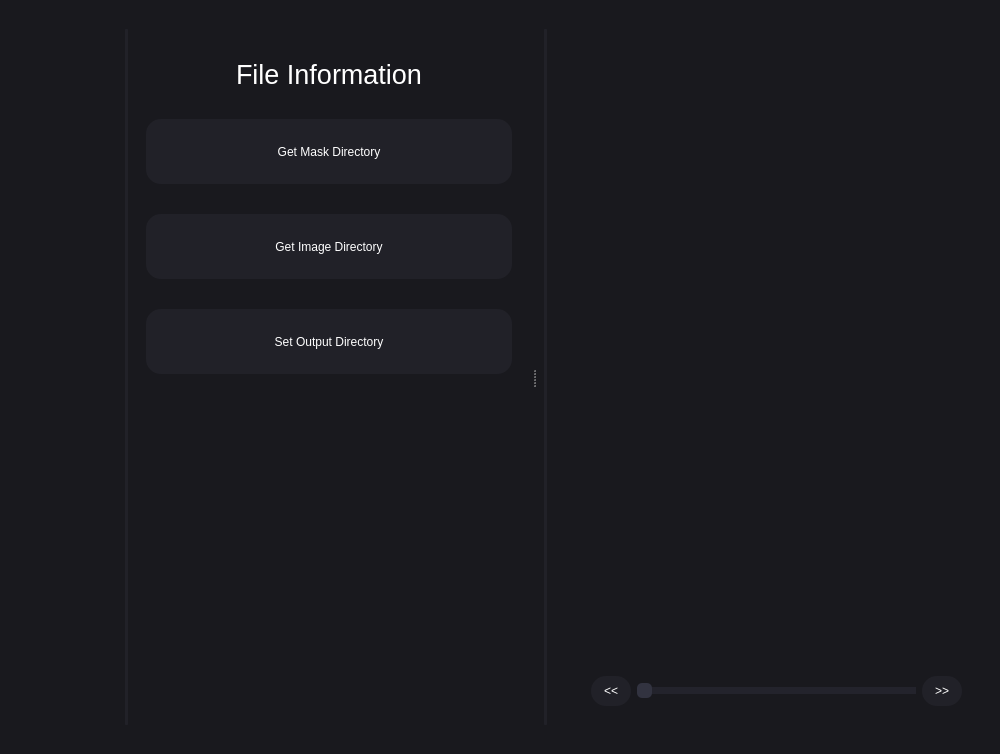
First picture: the form in Assets/mainwindow.ui, repository 0vlll/noscope, before the edit.
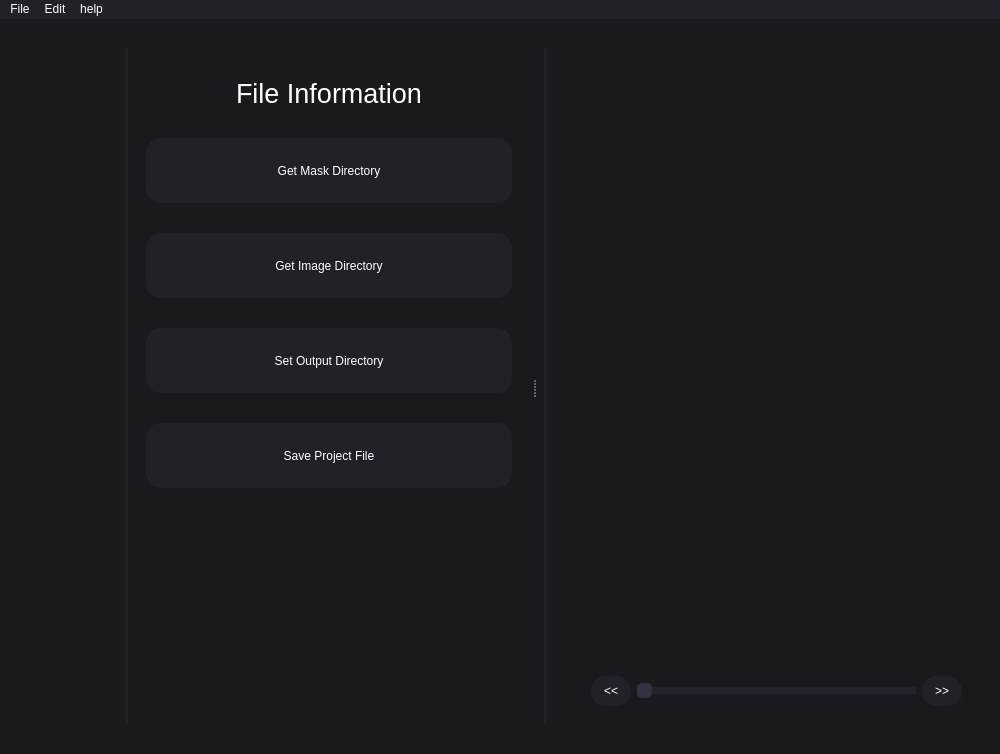
Second picture: the form after the edit. The open tabs and pages were chosen to show the change. Icons and pictures are not drawn.

Commit message: Added menubar, created project class

The edit to the form file:
```diff
--- a/Assets/mainwindow.ui
+++ b/Assets/mainwindow.ui
@@ -302,8 +302,8 @@
             <rect>
              <x>0</x>
              <y>0</y>
-             <width>387</width>
-             <height>690</height>
+             <width>372</width>
+             <height>681</height>
             </rect>
            </property>
            <property name="sizePolicy">
@@ -511,6 +511,33 @@
                      </property>
                     </widget>
                    </item>
+                   <item>
+                    <widget class="QPushButton" name="save_project_button">
+                     <property name="minimumSize">
+                      <size>
+                       <width>0</width>
+                       <height>65</height>
+                      </size>
+                     </property>
+                     <property name="styleSheet">
+                      <string notr="true">QPushButton{
+	border: none;
+	background-color: rgb(33,33, 40);
+	color:white;
+	border-radius: 15px;
+}
+QPushButton:hover{
+	background-color: rgb(37, 37, 46);
+}
+QPushButton:pressed{
+	background-color: rgb(47, 48, 60);
+}</string>
+                     </property>
+                     <property name="text">
+                      <string>Save Project File</string>
+                     </property>
+                    </widget>
+                   </item>
                   </layout>
                  </widget>
                 </item>
@@ -1416,6 +1443,57 @@
     </item>
    </layout>
   </widget>
+  <widget class="QMenuBar" name="menuBar">
+   <property name="geometry">
+    <rect>
+     <x>0</x>
+     <y>0</y>
+     <width>1000</width>
+     <height>21</height>
+    </rect>
+   </property>
+   <property name="focusPolicy">
+    <enum>Qt::NoFocus</enum>
+   </property>
+   <property name="styleSheet">
+    <string notr="true">QMenuBar{
+	border: none;
+	background-color: rgb(33,33, 40);
+	color:white;
+	border-radius: 15px;
+}
+QMenuBar:item:hover{
+	background-color: rgb(37, 37, 46);
+}
+QMenuBar:item:pressed{
+	background-color: rgb(47, 48, 60);
+}</string>
+   </property>
+   <property name="nativeMenuBar">
+    <bool>false</bool>
+   </property>
+   <widget class="QMenu" name="menuFile">
+    <property name="styleSheet">
+     <string notr="true"/>
+    </property>
+    <property name="title">
+     <string>File</string>
+    </property>
+   </widget>
+   <widget class="QMenu" name="menuEdit">
+    <property name="title">
+     <string>Edit</string>
+    </property>
+   </widget>
+   <widget class="QMenu" name="menuHelp">
+    <property name="title">
+     <string>help</string>
+    </property>
+   </widget>
+   <addaction name="menuFile"/>
+   <addaction name="menuEdit"/>
+   <addaction name="menuHelp"/>
+  </widget>
  </widget>
  <resources/>
  <connections/>
```
Left out of the diff: 2 changed lines with no effect on the pictures. The commit also changes 4 other files.
